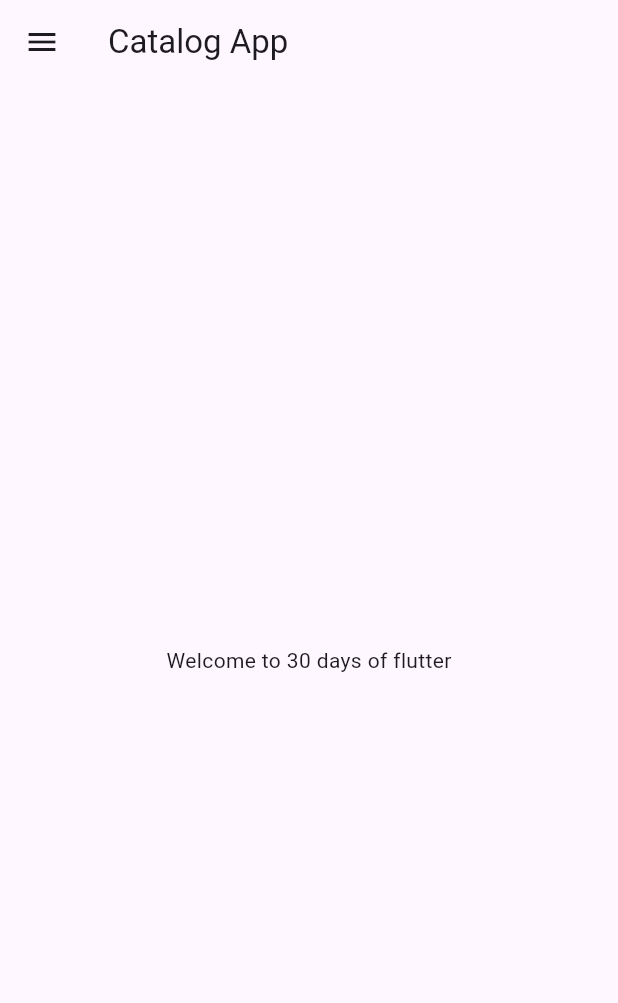
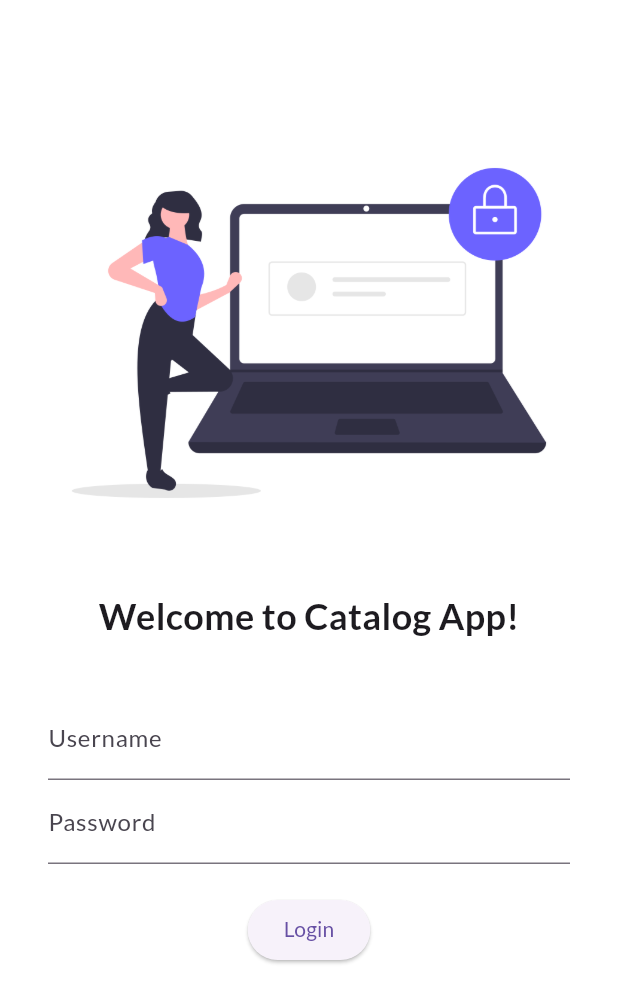
Before and after one commit to rehmanshafiq/flutter_basics, a Flutter app: the screen it shows after launch, on a phone screen of 412 x 824 dp. Shown: the top 1003 px of the screen. Run offline on Flutter 3.47's test engine with Material 3 defaults, Android fonts, the phone set to English and light mode, and no system bars; our stand-ins replace google_fonts.

Commit message:
Login form completed.

```diff
--- a/lib/main.dart
+++ b/lib/main.dart
@@ -1,5 +1,7 @@
 import 'package:flutter/material.dart';
-import 'package:flutter_learning/home_screen.dart';
+import 'package:flutter_learning/screens/LoginScreen.dart';
+import 'package:flutter_learning/screens/home_screen.dart';
+import 'package:google_fonts/google_fonts.dart';
 
 void main() {
   runApp(const MyApp());
@@ -11,10 +13,18 @@ class MyApp extends StatelessWidget {
   // This widget is the root of your application.
   @override
   Widget build(BuildContext context) {
-
-
     return MaterialApp(
-      home: HomeScreen(),
+      themeMode: ThemeMode.light,
+      theme: ThemeData(
+        primarySwatch: Colors.deepPurple,
+        fontFamily: GoogleFonts.lato().fontFamily
+      ),
+      initialRoute: "/",
+      routes: {
+        "/": (context) => Loginscreen(),
+        "/home": (context) => HomeScreen(),
+        "/login": (context) => Loginscreen()
+      },
     );
   }
 }
--- /dev/null
+++ b/lib/screens/LoginScreen.dart
@@ -0,0 +1,58 @@
+import 'package:flutter/material.dart';
+
+class Loginscreen extends StatelessWidget {
+  const Loginscreen({super.key});
+
+  @override
+  Widget build(BuildContext context) {
+    return Material(
+        color: Colors.white,
+        child: Column(
+          children: [
+            SizedBox(height: 80.0,),
+            Image.asset(
+              "assets/images/login_image.png",
+              fit: BoxFit.cover,
+            ),
+            SizedBox(height: 30.0,),
+            Text(
+              "Welcome to Catalog App!",
+              style: TextStyle(
+                  fontSize: 24,
+                  fontWeight: FontWeight.bold
+              ),
+            ),
+            SizedBox(height: 20.0,),
+            Padding(
+              padding: const EdgeInsets.symmetric(vertical: 16.0, horizontal: 32.0),
+              child: Column(
+                children: [
+                  TextFormField(
+                    decoration: InputDecoration(
+                        hintText: "Enter Username",
+                        labelText: "Username"
+                    ),
+                  ),
+                  TextFormField(
+                    obscureText: true,
+                    decoration: InputDecoration(
+                        hintText: "Enter Password",
+                        labelText: "Password"
+                    ),
+                  ),
+                  SizedBox(height: 20.0,),
+                  ElevatedButton(
+                    onPressed: () {
+
+                    },
+                    child: Text("Login"),
+                    style: TextButton.styleFrom(),
+                  )
+                ],
+              ),
+            )
+          ],
+        )
+    );
+  }
+}
--- a/pubspec.yaml
+++ b/pubspec.yaml
@@ -35,6 +35,7 @@ dependencies:
   # The following adds the Cupertino Icons font to your application.
   # Use with the CupertinoIcons class for iOS style icons.
   cupertino_icons: ^1.0.8
+  google_fonts: ^6.2.1
 
 dev_dependencies:
   flutter_test:
@@ -59,8 +60,8 @@ flutter:
   uses-material-design: true
 
   # To add assets to your application, add an assets section, like this:
-  # assets:
-  #   - images/a_dot_burr.jpeg
+  assets:
+    - assets/images/
   #   - images/a_dot_ham.jpeg
 
   # An image asset can refer to one or more resolution-specific "variants", see
```
Also changed, not shown: assets/images/login_image.png (added), lib/screens/home_screen.dart (renamed from lib/home_screen.dart), pubspec.lock, 1 other file.
